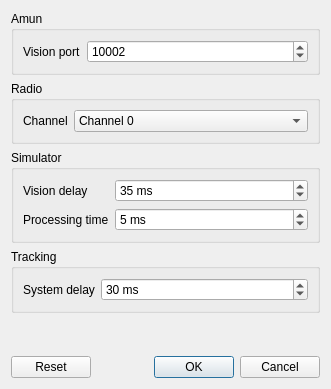
Old version of the form src/ra/configdialog.ui in the repository robotics-erlangen/framework.
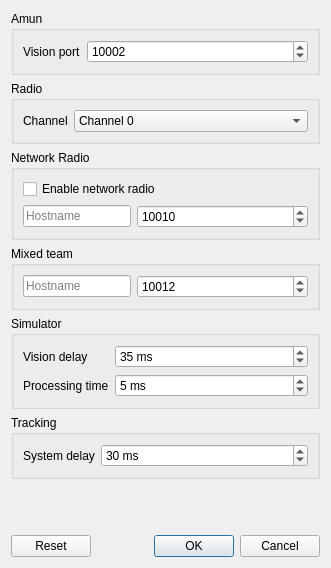
New version of the form.

Commit message: Implement mixed team and shared radio protocol

What changed in the file:
```diff
--- a/src/ra/configdialog.ui
+++ b/src/ra/configdialog.ui
@@ -7,7 +7,7 @@
     <x>0</x>
     <y>0</y>
     <width>331</width>
-    <height>389</height>
+    <height>568</height>
    </rect>
   </property>
   <property name="windowTitle">
@@ -143,6 +143,65 @@
      </layout>
     </widget>
    </item>
+   <item>
+    <widget class="QGroupBox" name="groupBox_5">
+     <property name="title">
+      <string>Network Radio</string>
+     </property>
+     <layout class="QFormLayout" name="formLayout_5">
+      <item row="1" column="0">
+       <widget class="QLineEdit" name="networkHost">
+        <property name="placeholderText">
+         <string>Hostname</string>
+        </property>
+       </widget>
+      </item>
+      <item row="1" column="1">
+       <widget class="QSpinBox" name="networkPort">
+        <property name="maximum">
+         <number>65535</number>
+        </property>
+        <property name="value">
+         <number>10010</number>
+        </property>
+       </widget>
+      </item>
+      <item row="0" column="0" colspan="2">
+       <widget class="QCheckBox" name="networkUse">
+        <property name="text">
+         <string>Enable network radio</string>
+        </property>
+       </widget>
+      </item>
+     </layout>
+    </widget>
+   </item>
+   <item>
+    <widget class="QGroupBox" name="groupBox_6">
+     <property name="title">
+      <string>Mixed team</string>
+     </property>
+     <layout class="QFormLayout" name="formLayout_6">
+      <item row="1" column="1">
+       <widget class="QSpinBox" name="mixedPort">
+        <property name="maximum">
+         <number>65535</number>
+        </property>
+        <property name="value">
+         <number>10012</number>
+        </property>
+       </widget>
+      </item>
+      <item row="1" column="0">
+       <widget class="QLineEdit" name="mixedHost">
+        <property name="placeholderText">
+         <string>Hostname</string>
+        </property>
+       </widget>
+      </item>
+     </layout>
+    </widget>
+   </item>
    <item>
     <widget class="QGroupBox" name="groupBox_3">
      <property name="title">
```
The commit also changes 28 other files.
